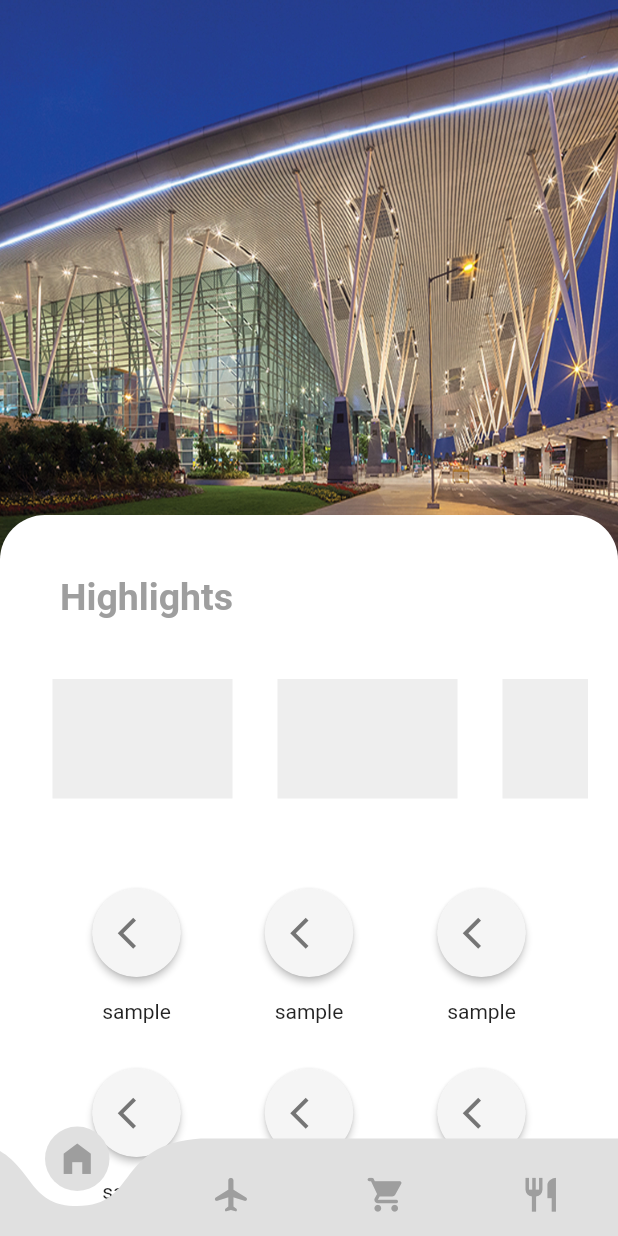
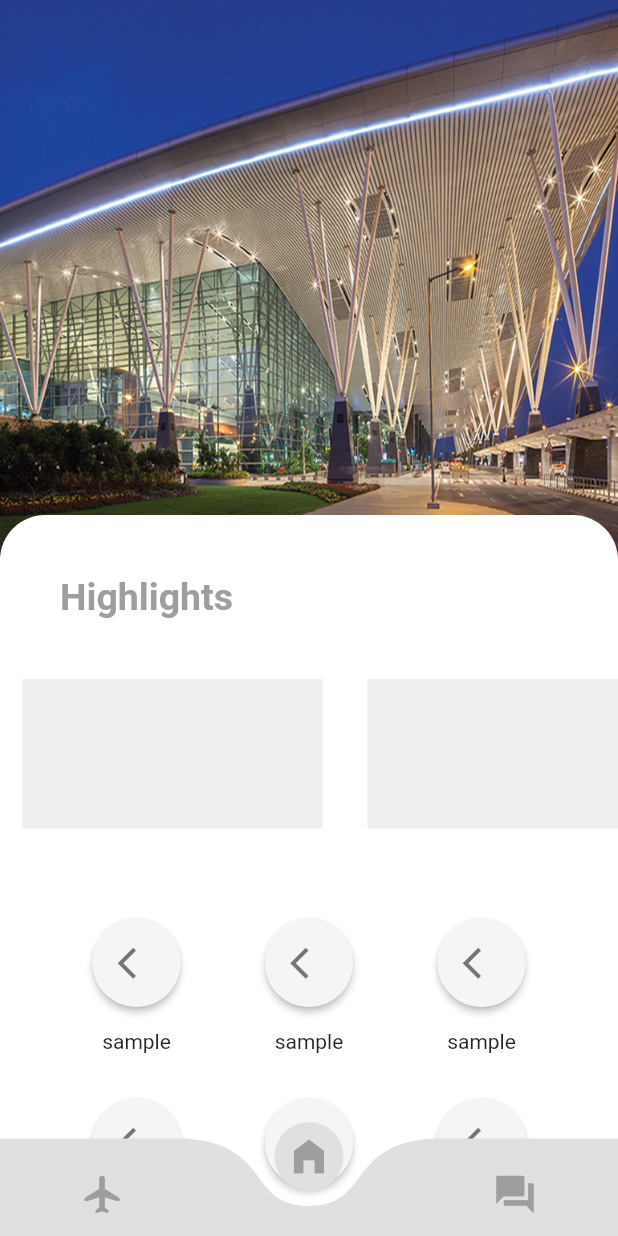
Before and after one commit to Naman-5/BialApp, a Flutter app: the HomeScreen screen opened directly, on a phone screen of 412 x 824 dp. Run offline on Flutter 3.47's test engine with Material 2 defaults, Android fonts, the phone set to English and light mode, and no system bars; drawn by our look-alikes of curved_navigation_bar.

Commit message:
updated UI and optimised code

```diff
--- a/genie/lib/home_page.dart
+++ b/genie/lib/home_page.dart
@@ -48,8 +48,8 @@ class HomePage extends StatelessWidget {
   Widget generateCards(index) {
     return Container(
       margin: const EdgeInsets.symmetric(horizontal: 15),
-      height: 60,
-      width: 120,
+      height: 100,
+      width: 200,
       color: Colors.grey[200],
     );
   }
@@ -57,6 +57,7 @@ class HomePage extends StatelessWidget {
   @override
   Widget build(BuildContext context) {
     var height = MediaQuery.of(context).size.height;
+    var width = MediaQuery.of(context).size.width;
     return SingleChildScrollView(
       scrollDirection: Axis.vertical,
       child: Stack(
@@ -70,8 +71,7 @@ class HomePage extends StatelessWidget {
           ),
           Container(
             margin: EdgeInsets.only(top: height / 2.4),
-            padding: const EdgeInsets.symmetric(horizontal: 20.0),
-            width: MediaQuery.of(context).size.width,
+            width: width,
             decoration: BoxDecoration(
                 borderRadius: BorderRadius.circular(30.0), color: Colors.white),
             child: Column(
@@ -79,7 +79,7 @@ class HomePage extends StatelessWidget {
               children: [
                 Padding(
                     padding: const EdgeInsets.symmetric(
-                        vertical: 40, horizontal: 20),
+                        vertical: 40, horizontal: 40),
                     child: Text(
                       'Highlights',
                       style: TextStyle(
@@ -88,27 +88,33 @@ class HomePage extends StatelessWidget {
                           color: Colors.grey[500]),
                     )),
                 Container(
-                  height: 80,
-                  width: MediaQuery.of(context).size.width,
+                  height: 100,
+                  width: width,
                   child: ListView(
-                    children: List.generate(6, (index) => generateCards(index)),
+                    children: List.generate(4, (index) => generateCards(index)),
                     scrollDirection: Axis.horizontal,
                   ),
                 ),
                 const SizedBox(
                   height: 60,
                 ),
-                Row(
-                  mainAxisAlignment: MainAxisAlignment.spaceEvenly,
-                  children: List.generate(3, generateIcon),
+                Padding(
+                  padding: const EdgeInsets.symmetric(horizontal: 20.0),
+                  child: Row(
+                    mainAxisAlignment: MainAxisAlignment.spaceEvenly,
+                    children: List.generate(3, generateIcon),
+                  ),
                 ),
                 const SizedBox(
                   height: 15,
                 ),
-                Row(
-                  mainAxisAlignment: MainAxisAlignment.spaceEvenly,
-                  children:
-                      List.generate(3, (index) => generateIcon(index + 3)),
+                Padding(
+                  padding: const EdgeInsets.symmetric(horizontal: 20.0),
+                  child: Row(
+                    mainAxisAlignment: MainAxisAlignment.spaceEvenly,
+                    children:
+                        List.generate(3, (index) => generateIcon(index + 3)),
+                  ),
                 ),
                 const SizedBox(
                   height: 80,
--- a/genie/lib/home_screen.dart
+++ b/genie/lib/home_screen.dart
@@ -12,12 +12,18 @@ class HomeScreen extends StatefulWidget {
 }
 
 class _HomeScreenState extends State<HomeScreen> {
-  var _currentPage = 0;
+  var _currentPage = 1;
 
   final _pages = [
     // TODO : Add pages for the options in bottom navigation bar
+    const FlightsPage(),
     HomePage(),
-    const FlightsPage()
+  ];
+
+  final _bottomIcons = [
+    Icons.flight_rounded,
+    Icons.home_filled,
+    Icons.question_answer,
   ];
   @override
   Widget build(BuildContext context) {
@@ -25,26 +31,19 @@ class _HomeScreenState extends State<HomeScreen> {
       body: _pages[_currentPage],
       extendBody: true,
       bottomNavigationBar: CurvedNavigationBar(
-        index: 0,
+        index: 1,
         color: Colors.grey.shade300,
         backgroundColor: Colors.transparent,
         buttonBackgroundColor: Colors.grey.shade300,
         height: 65,
         animationDuration: const Duration(milliseconds: 300),
-        items: const [
-          Icon(
-            Icons.home_filled,
-            size: 27,
+        items: List.generate(3, (index) {
+          return Icon(
+            _bottomIcons[index],
+            size: 30,
             color: Colors.grey,
-          ),
-          Icon(
-            Icons.flight_rounded,
-            size: 27,
-            color: Colors.grey,
-          ),
-          Icon(Icons.shopping_cart_rounded, size: 27, color: Colors.grey),
-          Icon(Icons.restaurant, color: Colors.grey, size: 27),
-        ],
+          );
+        }),
         onTap: (index) => {
           setState(() {
             _currentPage = index;
```
